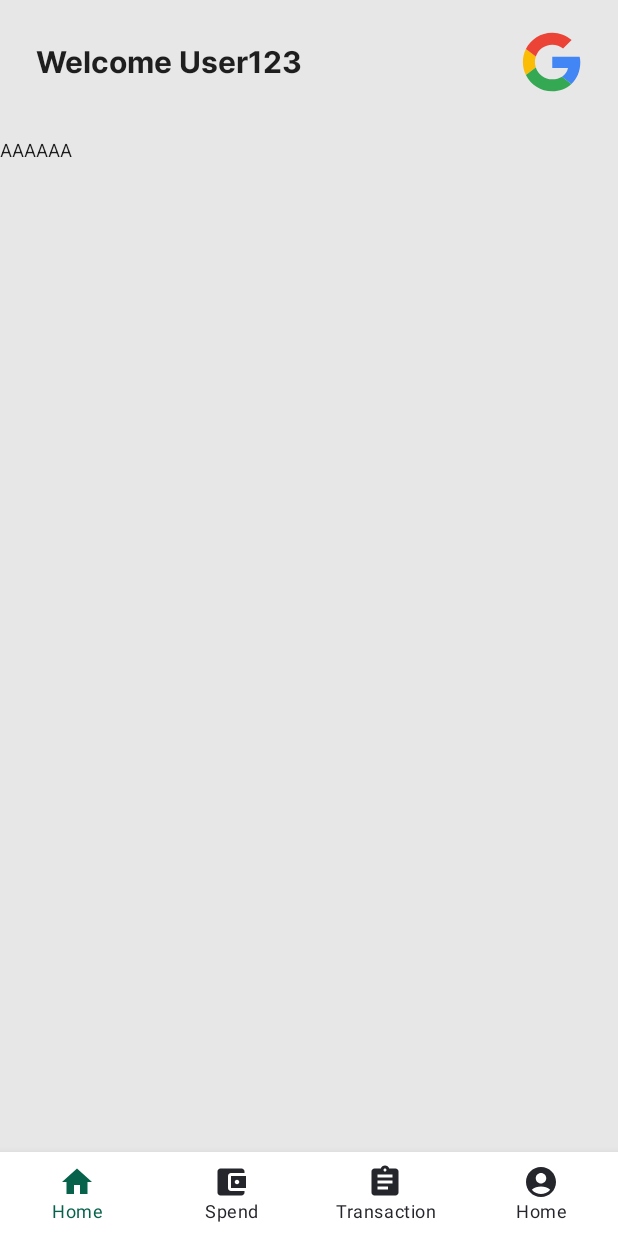
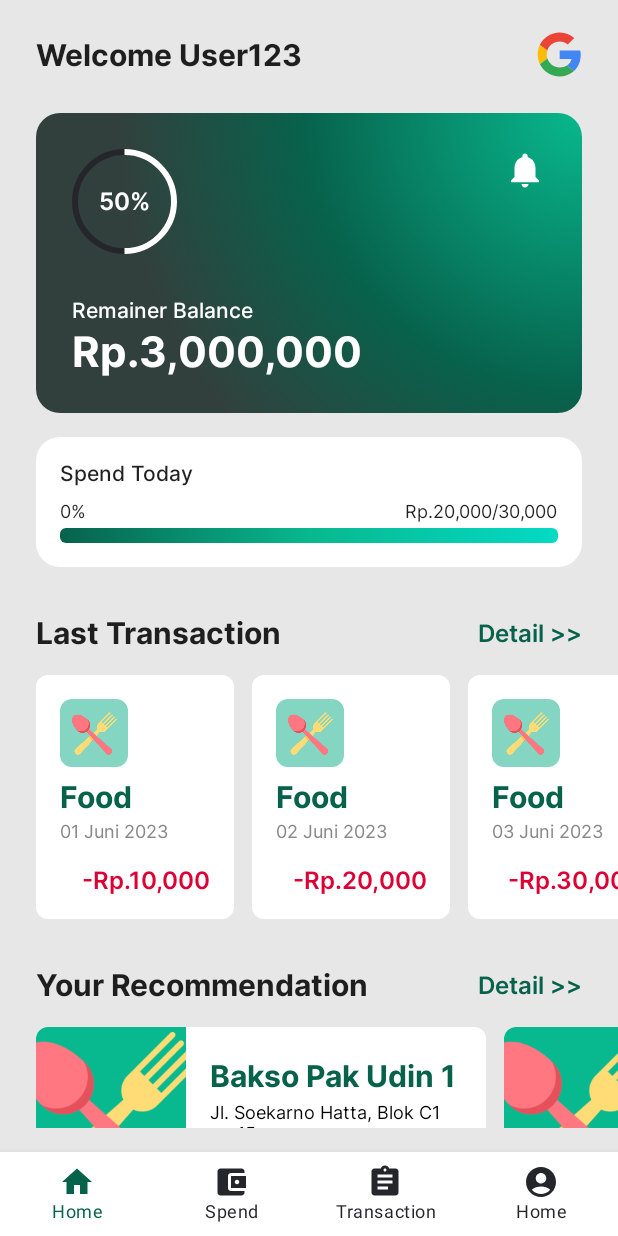
Before and after one commit to BudgetInCapstone/AndroidDevelopment, an Android app built with Jetpack Compose: the AuthenticatedNavigation screen opened through its navigation route, on a phone screen of 412 x 824 dp. Run offline under Robolectric (Android 15) with nearby library versions, the phone set to English and light mode, and no system bars.

Commit message:
create: membuat halaman pada home di seluruh kondisi

```diff
--- a/app/src/main/java/com/bangkit/budgetin/ui/BudgetInApp.kt
+++ b/app/src/main/java/com/bangkit/budgetin/ui/BudgetInApp.kt
@@ -8,7 +8,7 @@ import androidx.navigation.NavHostController
 import androidx.navigation.compose.NavHost
 import androidx.navigation.compose.composable
 import androidx.navigation.compose.rememberNavController
-import com.bangkit.budgetin.ui.layout.AuthenticatedNavigation
+import com.bangkit.budgetin.ui.navigation.AuthenticatedNavigation
 import com.bangkit.budgetin.ui.navigation.Screen
 import com.bangkit.budgetin.ui.screen.signin.SignInScreen
 import com.bangkit.budgetin.ui.screen.signup.SignUpScreen
--- /dev/null
+++ b/app/src/main/java/com/bangkit/budgetin/ui/components/CardBalance.kt
@@ -0,0 +1,108 @@
+package com.bangkit.budgetin.ui.components
+
+import androidx.compose.foundation.background
+import androidx.compose.foundation.border
+import androidx.compose.foundation.layout.*
+import androidx.compose.foundation.shape.CircleShape
+import androidx.compose.foundation.shape.RoundedCornerShape
+import androidx.compose.material.CircularProgressIndicator
+import androidx.compose.material.Icon
+import androidx.compose.material.MaterialTheme
+import androidx.compose.material.Text
+import androidx.compose.material.icons.Icons
+import androidx.compose.material.icons.filled.Notifications
+import androidx.compose.runtime.*
+import androidx.compose.ui.Alignment
+import androidx.compose.ui.Modifier
+import androidx.compose.ui.draw.clip
+import androidx.compose.ui.geometry.Offset
+import androidx.compose.ui.graphics.Brush
+import androidx.compose.ui.graphics.Color
+import androidx.compose.ui.layout.onGloballyPositioned
+import androidx.compose.ui.unit.dp
+import androidx.compose.ui.unit.sp
+import androidx.compose.ui.zIndex
+import com.bangkit.budgetin.ui.theme.DarkGreen800
+import com.bangkit.budgetin.ui.theme.Teal400
+import com.bangkit.budgetin.ui.theme.Teal800
+import java.text.NumberFormat
+
+@Composable
+fun CardBalance(
+    modifier: Modifier = Modifier,
+    percent: Float = 1F,
+    balance: Long = 3000000,
+) {
+    var boxWidth by remember {
+        mutableStateOf(1F)
+    }
+    Box(
+        modifier = modifier
+            .fillMaxWidth()
+            .height(200.dp)
+            .clip(RoundedCornerShape(16.dp))
+            .onGloballyPositioned {
+                boxWidth = it.size.width.toFloat()
+            }
+            .background(
+                brush = Brush.radialGradient(
+                    0.0F to Teal400,
+                    0.6F to Teal800,
+                    1F to DarkGreen800,
+                    center = Offset(x = boxWidth, y = 0F),
+                    radius = (boxWidth * 8.5F / 10)
+                )
+            )
+            .padding(24.dp)
+    ) {
+        Box(
+            modifier = Modifier
+                .size(70.dp)
+        ) {
+            CircularProgressIndicator(
+                progress = percent,
+                modifier = Modifier
+                    .padding(bottom = 24.dp)
+                    .fillMaxSize()
+                    .align(Alignment.TopStart),
+                backgroundColor = MaterialTheme.colors.primary,
+                strokeWidth = 4.dp,
+                color = Color.White
+            )
+            Text(
+                text = "${(percent * 100).toInt()}%",
+                style = MaterialTheme.typography.h3,
+                modifier = Modifier
+                    .align(Alignment.Center)
+                    .zIndex(1F),
+                color = Color.White
+            )
+        }
+        Column(
+            modifier = Modifier
+                .fillMaxHeight(),
+            verticalArrangement = Arrangement.Bottom
+        ) {
+            Text(
+                text = "Remainer Balance",
+                style = MaterialTheme.typography.subtitle1,
+                color = Color.White,
+                modifier = Modifier.padding(bottom = 2.dp)
+            )
+            Text(
+                text = "Rp.${NumberFormat.getInstance().format(balance)}",
+                style = MaterialTheme.typography.h1,
+                fontSize = 28.sp,
+                color = Color.White
+            )
+        }
+        Icon(
+            imageVector = Icons.Default.Notifications,
+            contentDescription = "notification",
+            tint = Color.White,
+            modifier = Modifier
+                .size(28.dp)
+                .align(Alignment.TopEnd)
+        )
+    }
+}
--- /dev/null
+++ b/app/src/main/java/com/bangkit/budgetin/ui/components/CardRecommendation.kt
@@ -0,0 +1,76 @@
+package com.bangkit.budgetin.ui.components
+
+import androidx.compose.foundation.Image
+import androidx.compose.foundation.background
+import androidx.compose.foundation.layout.*
+import androidx.compose.foundation.shape.RoundedCornerShape
+import androidx.compose.material.MaterialTheme
+import androidx.compose.material.Text
+import androidx.compose.runtime.Composable
+import androidx.compose.ui.Modifier
+import androidx.compose.ui.draw.clip
+import androidx.compose.ui.draw.shadow
+import androidx.compose.ui.graphics.Color
+import androidx.compose.ui.graphics.painter.Painter
+import androidx.compose.ui.layout.ContentScale
+import androidx.compose.ui.res.painterResource
+import androidx.compose.ui.text.style.TextOverflow
+import androidx.compose.ui.unit.dp
+import com.bangkit.budgetin.R
+import com.bangkit.budgetin.ui.theme.Teal400
+import java.text.NumberFormat
+
+@Composable
+fun CardRecommendation(
+    modifier: Modifier = Modifier,
+    contentImage: Painter = painterResource(id = R.drawable.ic_food),
+    name: String,
+    address: String,
+    priceMin: Long,
+    priceMax: Long
+){
+    Row(
+        modifier = modifier
+            .width(300.dp)
+            .widthIn(max = 350.dp)
+            .height(120.dp)
+            .clip(RoundedCornerShape(8.dp))
+            .background(Color.White)
+    ) {
+        Image(
+            painter = contentImage,
+            contentDescription = "menu image",
+            contentScale = ContentScale.Crop,
+            modifier = Modifier
+                .fillMaxHeight()
+                .width(100.dp)
+                .background(Teal400),
+        )
+        Column(
+            modifier = Modifier
+                .fillMaxSize()
+                .padding(16.dp),
+            verticalArrangement = Arrangement.SpaceEvenly
+        ) {
+            Text(
+                text = name,
+                style = MaterialTheme.typography.h1,
+                color = MaterialTheme.colors.secondary,
+                maxLines = 1,
+                overflow = TextOverflow.Ellipsis
+            )
+            Text(
+                text = address,
+                style = MaterialTheme.typography.body1,
+                color = Color.Black,
+                maxLines = 2,
+                overflow = TextOverflow.Ellipsis
+            )
+            Text(
+                text = "Rp.${NumberFormat.getInstance().format(priceMin)} ~ ${NumberFormat.getInstance().format(priceMax)}",
+                style = MaterialTheme.typography.subtitle1,
+                color = MaterialTheme.colors.onError
+            )
+        }
+    }
+}
--- /dev/null
+++ b/app/src/main/java/com/bangkit/budgetin/ui/components/CardTransaction.kt
@@ -0,0 +1,79 @@
+package com.bangkit.budgetin.ui.components
+
+import androidx.compose.foundation.Image
+import androidx.compose.foundation.background
+import androidx.compose.foundation.layout.*
+import androidx.compose.foundation.shape.RoundedCornerShape
+import androidx.compose.material.MaterialTheme
+import androidx.compose.material.Text
+import androidx.compose.runtime.Composable
+import androidx.compose.ui.Alignment
+import androidx.compose.ui.Modifier
+import androidx.compose.ui.draw.clip
+import androidx.compose.ui.draw.shadow
+import androidx.compose.ui.graphics.Color
+import androidx.compose.ui.res.painterResource
+import androidx.compose.ui.text.style.TextAlign
+import androidx.compose.ui.unit.dp
+import com.bangkit.budgetin.R
+import com.bangkit.budgetin.ui.theme.Teal100
+import java.text.NumberFormat
+
+@Composable
+fun CardTransaction(
+    modifier: Modifier = Modifier,
+    type: Int = 1,
+    date: String = "08 Mei 2023",
+    price: Long = 10_000,
+) {
+    Column(
+        modifier = modifier
+            .clip(RoundedCornerShape(8.dp))
+            .background(Color.White)
+            .padding(16.dp)
+            .width(100.dp)
+            .widthIn(max = 120.dp)
+    ) {
+        Box(
+            modifier = Modifier
+                .size(45.dp)
+                .clip(RoundedCornerShape(8.dp))
+                .background(Teal100)
+        ) {
+            Image(
+                painter = painterResource(id = R.drawable.ic_food),
+                contentDescription = "",
+                modifier = Modifier
+                    .size(30.dp)
+                    .align(Alignment.Center)
+            )
+        }
+
+        Text(
+            text = when (type) {
+                1 -> "Food"
+                else -> ""
+            },
+            style = MaterialTheme.typography.h1,
+            color = MaterialTheme.colors.secondary,
+            modifier = Modifier
+                .padding(top = 8.dp)
+        )
+        Text(
+            text = date,
+            style = MaterialTheme.typography.body1,
+            color = Color.Gray,
+            modifier = Modifier
+                .padding(top = 4.dp)
+        )
+        Text(
+            text = "-Rp.${NumberFormat.getInstance().format(price)}",
+            style = MaterialTheme.typography.h3,
+            color = MaterialTheme.colors.onError,
+            textAlign = TextAlign.End,
+            modifier = Modifier
+                .padding(top = 16.dp)
+                .fillMaxWidth(),
+        )
+    }
+}
--- /dev/null
+++ b/app/src/main/java/com/bangkit/budgetin/ui/components/DailySpend.kt
@@ -0,0 +1,96 @@
+package com.bangkit.budgetin.ui.components
+
+import androidx.compose.foundation.background
+import androidx.compose.foundation.layout.*
+import androidx.compose.foundation.shape.RoundedCornerShape
+import androidx.compose.material.MaterialTheme
+import androidx.compose.material.Text
+import androidx.compose.runtime.*
+import androidx.compose.ui.Alignment
+import androidx.compose.ui.Modifier
+import androidx.compose.ui.draw.clip
+import androidx.compose.ui.draw.shadow
+import androidx.compose.ui.graphics.Brush
+import androidx.compose.ui.graphics.Color
+import androidx.compose.ui.layout.onGloballyPositioned
+import androidx.compose.ui.platform.LocalDensity
+import androidx.compose.ui.unit.dp
+import androidx.compose.ui.zIndex
+import com.bangkit.budgetin.ui.theme.Teal200
+import com.bangkit.budgetin.ui.theme.Teal400
+import com.bangkit.budgetin.ui.theme.Teal800
+import java.text.NumberFormat
+
+@Composable
+fun DailySpend(
+    modifier: Modifier = Modifier,
+    dailySpend: Long = 1,
+    dailyMax: Long = 1,
+) {
+    var progressBarWidth by remember {
+        mutableStateOf(0F)
+    }
+
+    Column(
+        modifier = modifier
+            .fillMaxWidth()
+            .padding(top = 16.dp, start = 24.dp, end = 24.dp)
+            .clip(RoundedCornerShape(16.dp))
+            .background(Color.White)
+            .padding(16.dp)
+
+    ) {
+
+        Text(
+            text = "Spend Today",
+            style = MaterialTheme.typography.subtitle1,
+            modifier = Modifier.padding(bottom = 10.dp)
+        )
+        Row(
+            modifier = Modifier
+                .fillMaxWidth()
+                .padding(bottom = 4.dp),
+            horizontalArrangement = Arrangement.SpaceBetween
+        ) {
+            Text(
+                text = "${dailySpend/dailyMax * 100}%",
+                style = MaterialTheme.typography.body1
+            )
+            Text(
+                text = "Rp.${NumberFormat.getInstance().format(dailySpend)}/${NumberFormat.getInstance().format(dailyMax)}",
+                style = MaterialTheme.typography.body1
+            )
+        }
+
+        // Progress bar
+        Box(
+            modifier = Modifier
+                .fillMaxWidth()
+                .onGloballyPositioned {
+                    progressBarWidth = it.size.width.toFloat()
+                }
+                .height(10.dp)
+                .clip(RoundedCornerShape(4.dp))
+                .background(
+                    brush = Brush.linearGradient(
+                        0F to Teal800,
+                        0.5F to Teal400,
+                        1F to Teal200,
+                    )
+                )
+        ) {
+            Box(
+                modifier = Modifier
+                    .fillMaxHeight()
+                    .width(
+                        with(LocalDensity.current) {
+                            (progressBarWidth * (dailySpend / dailyMax)).toDp()
+                        }
+                    )
+                    .align(Alignment.CenterEnd)
+                    .zIndex(1F)
+                    .background(MaterialTheme.colors.background),
+            )
+        }
+    }
+}
--- /dev/null
+++ b/app/src/main/java/com/bangkit/budgetin/ui/components/HeadingNavigation.kt
@@ -0,0 +1,37 @@
+package com.bangkit.budgetin.ui.components
+
+import androidx.compose.foundation.layout.Arrangement
+import androidx.compose.foundation.layout.Row
+import androidx.compose.foundation.layout.fillMaxWidth
+import androidx.compose.foundation.layout.padding
+import androidx.compose.material.MaterialTheme
+import androidx.compose.material.Text
+import androidx.compose.runtime.Composable
+import androidx.compose.ui.Alignment
+import androidx.compose.ui.Modifier
+import androidx.compose.ui.unit.dp
+
+@Composable
+fun HeadingNavigation(
+    modifier: Modifier = Modifier,
+    headingText: String = "",
+    navigationText: String = "Detail",
+){
+    Row(
+        modifier = modifier
+            .fillMaxWidth()
+            .padding(top = 32.dp, start = 24.dp, end = 24.dp),
+        horizontalArrangement = Arrangement.SpaceBetween,
+        verticalAlignment = Alignment.CenterVertically
+    ) {
+        Text(
+            text = headingText,
+            style = MaterialTheme.typography.h1
+        )
+        Text(
+            text = "$navigationText >>",
+            style = MaterialTheme.typography.h3,
+            color = MaterialTheme.colors.secondary
+        )
+    }
+}
--- a/app/src/main/java/com/bangkit/budgetin/ui/navigation/AuthenticatedNavigation.kt
+++ b/app/src/main/java/com/bangkit/budgetin/ui/navigation/AuthenticatedNavigation.kt
@@ -1,4 +1,4 @@
-package com.bangkit.budgetin.ui.layout
+package com.bangkit.budgetin.ui.navigation
 
 import androidx.compose.foundation.Image
 import androidx.compose.foundation.layout.*
@@ -17,8 +17,6 @@ import androidx.navigation.compose.composable
 import androidx.navigation.compose.currentBackStackEntryAsState
 import androidx.navigation.compose.rememberNavController
 import com.bangkit.budgetin.R
-import com.bangkit.budgetin.ui.navigation.NavigationItem
-import com.bangkit.budgetin.ui.navigation.Screen
 import com.bangkit.budgetin.ui.screen.home.HomeScreen
 import com.bangkit.budgetin.ui.screen.spend.SpendScreen
 
@@ -31,7 +29,7 @@ fun AuthenticatedNavigation(
             Row(
                 modifier = Modifier
                     .fillMaxWidth()
-                    .padding(top = 21.dp, start = 24.dp, end = 24.dp, bottom = 32.dp),
+                    .padding(top = 21.dp, start = 24.dp, end = 24.dp, bottom = 24.dp),
                 horizontalArrangement = Arrangement.SpaceBetween,
                 verticalAlignment = Alignment.CenterVertically
             ) {
@@ -43,14 +41,15 @@ fun AuthenticatedNavigation(
                     painter = painterResource(id = R.drawable.ic_google),
                     contentDescription = "profile picture",
                     modifier = Modifier
-                        .size(40.dp),
+                        .size(30.dp),
                     contentScale = ContentScale.Crop
                 )
             }
         },
         bottomBar = {
             BottomNavigation(
-                modifier = Modifier,
+                modifier = Modifier
+                    .padding(top = 16.dp),
                 backgroundColor = Color.White
             ) {
                 val navBackStackEntry by navController.currentBackStackEntryAsState()
--- a/app/src/main/java/com/bangkit/budgetin/ui/screen/home/HomeScreen.kt
+++ b/app/src/main/java/com/bangkit/budgetin/ui/screen/home/HomeScreen.kt
@@ -1,27 +1,168 @@
 package com.bangkit.budgetin.ui.screen.home
 
+import androidx.compose.foundation.*
+import androidx.compose.foundation.layout.*
+import androidx.compose.foundation.lazy.LazyRow
+import androidx.compose.foundation.lazy.items
+import androidx.compose.foundation.shape.CircleShape
+import androidx.compose.foundation.shape.RoundedCornerShape
 import androidx.compose.material.*
-import androidx.compose.runtime.Composable
+import androidx.compose.material.icons.Icons
+import androidx.compose.material.icons.filled.Notifications
+import androidx.compose.runtime.*
+import androidx.compose.ui.Alignment
+import androidx.compose.ui.Modifier
+import androidx.compose.ui.draw.clip
+import androidx.compose.ui.draw.shadow
+import androidx.compose.ui.geometry.Offset
+import androidx.compose.ui.graphics.Brush
+import androidx.compose.ui.graphics.Color
+import androidx.compose.ui.layout.ContentScale
+import androidx.compose.ui.layout.onGloballyPositioned
+import androidx.compose.ui.platform.LocalDensity
+import androidx.compose.ui.res.painterResource
+import androidx.compose.ui.text.style.TextOverflow
+import androidx.compose.ui.tooling.preview.Devices
 import androidx.compose.ui.tooling.preview.Preview
-import com.bangkit.budgetin.ui.theme.BudgetInTheme
+import androidx.compose.ui.unit.dp
+import androidx.compose.ui.unit.sp
+import androidx.compose.ui.zIndex
+import com.bangkit.budgetin.R
+import com.bangkit.budgetin.ui.components.*
+import com.bangkit.budgetin.ui.theme.*
 
 @Composable
 fun HomeScreen(
 ) {
-    HomeContent()
+    val isHavePlan = true
+    if (isHavePlan)
+        HomeContent()
+    else
+        HomeNoContent()
 }
 
 @Composable
 fun HomeContent(
+    modifier: Modifier = Modifier,
 ) {
-    Text(text = "AAAAAA")
+    // TODO: Diganti data dari API
+    val transactionList = listOf(1, 2, 3, 4, 5, 6, 7)
+    val recommendationList = listOf(1, 2, 3, 4)
+
+    Column(
+        modifier = modifier
+            .fillMaxWidth()
+            .verticalScroll(state = rememberScrollState())
+    ) {
+        CardBalance(
+            modifier = Modifier.padding(horizontal = 24.dp),
+            percent = 0.5F
+        )
+
+        DailySpend(
+            dailySpend = 20_000,
+            dailyMax = 30_000
+        )
+
+        HeadingNavigation(
+            headingText = "Last Transaction",
+            navigationText = "Detail"
+        )
+
+        if (transactionList.isNotEmpty()) {
+            LazyRow(
+                contentPadding = PaddingValues(horizontal = 24.dp),
+                horizontalArrangement = Arrangement.spacedBy(12.dp),
+                modifier = Modifier.padding(top = 16.dp)
+            ) {
+                items(transactionList, { it }) {
+                    CardTransaction(
+                        date = "0$it Juni 2023",
+                        price = (it * 10_000).toLong()
+                    )
+                }
+            }
+        } else {
+            EmptyList(
+                text = "You Haven’t Made Any Transaction",
+                image = painterResource(id = R.drawable.ic_empty_transaction)
+            )
+        }
+
+        // Your Recommendation
+        HeadingNavigation(
+            headingText = "Your Recommendation",
+            navigationText = "Detail"
+        )
+
+        LazyRow(
+            contentPadding = PaddingValues(horizontal = 24.dp),
+            horizontalArrangement = Arrangement.spacedBy(12.dp),
+            modifier = Modifier.padding(top = 16.dp)
+        ) {
+            items(recommendationList, { it }) {
+                CardRecommendation(
+                    name = "Bakso Pak Udin $it",
+                    address = "Jl. Soekarno Hatta, Blok C1 no 15",
+                    priceMin = 25_000,
+                    priceMax = 35_000
+                )
+            }
+        }
+
+    }
+}
+
+@Composable
+fun HomeNoContent(
+    modifier: Modifier = Modifier,
+) {
+    Column(
+        modifier = modifier
+            .padding(horizontal = 24.dp)
+    ) {
+        CardBalanceNoPlan()
+        Text(
+            text = "Last Transactions",
+            style = MaterialTheme.typography.h1,
+            modifier = Modifier
+                .padding(top = 32.dp)
+        )
+        Image(
+            painter = painterResource(id = R.drawable.ic_empty_plan),
+            contentDescription = "empty plan",
+            modifier = Modifier
+                .size(150.dp)
+                .padding(top = 24.dp)
+                .align(Alignment.CenterHorizontally)
+        )
+        Text(
+            text = "You Haven't Make a Plan",
+            style = MaterialTheme.typography.h1,
+            modifier = Modifier
+                .align(Alignment.CenterHorizontally)
+                .padding(top = 16.dp)
+        )
+    }
 }
 
 
-@Preview(showBackground = true)
+@Preview(showBackground = true, device = Devices.PIXEL_2_XL)
 @Composable
 fun HomePreview() {
     BudgetInTheme {
-        HomeContent()
+        HomeContent(
+            modifier = Modifier.fillMaxSize()
+        )
     }
 }
+
+@Preview(showBackground = true, device = Devices.PIXEL_2_XL)
+@Composable
+fun HomeNoContentPreview() {
+    BudgetInTheme() {
+        HomeNoContent(
+            modifier = Modifier.fillMaxSize()
+        )
+    }
+}
--- a/app/src/main/java/com/bangkit/budgetin/ui/theme/Color.kt
+++ b/app/src/main/java/com/bangkit/budgetin/ui/theme/Color.kt
@@ -3,12 +3,18 @@ package com.bangkit.budgetin.ui.theme
 import androidx.compose.ui.graphics.Color
 
 val Purple200 = Color(0xFFBB86FC)
-//val Purple500 = Color(0xFF6200EE)
 val Purple700 = Color(0xFF3700B3)
-val Teal200 = Color(0xFF03DAC5)
+val Black800 = Color(0xFF25262C)
 
-val Black800 = Color(0xFF25262C)
+val DarkGreen800 = Color(0xFF32403D)
+
 val Teal800 = Color(0xFF07624C)
 val Teal400 = Color(0xFF08B88E)
+val Teal200 = Color(0xFF03DAC5)
+val Teal100 = Color(0xFF84D5C1)
 
+val Red800 = Color(0xFFDC0035)
+
+val Gray800 = Color(0xFF595959)
+val Gray400 = Color(0xFF858585)
 val Gray200 = Color(0xFFE7E7E7)
--- a/app/src/main/java/com/bangkit/budgetin/ui/theme/Theme.kt
+++ b/app/src/main/java/com/bangkit/budgetin/ui/theme/Theme.kt
@@ -19,7 +19,8 @@ private val LightColorPalette = lightColors(
     onPrimary = Color.White,
     secondary = Teal800,
     onSecondary = Color.White,
-    background = Gray200
+    background = Gray200,
+    onError = Red800
 
     /* Other default colors to override
     background = Color.White,
```
Also changed, not shown: app/src/main/java/com/bangkit/budgetin/ui/components/CardBalanceNoPlan.kt (added, +80 -0 lines), app/src/main/java/com/bangkit/budgetin/ui/components/EmptyList.kt (added, +40 -0 lines), app/src/main/res/drawable/ic_empty_plan.png (added), app/src/main/res/drawable/ic_empty_transaction.png (added), app/src/main/res/drawable/ic_food.png (added), 109 other files.
